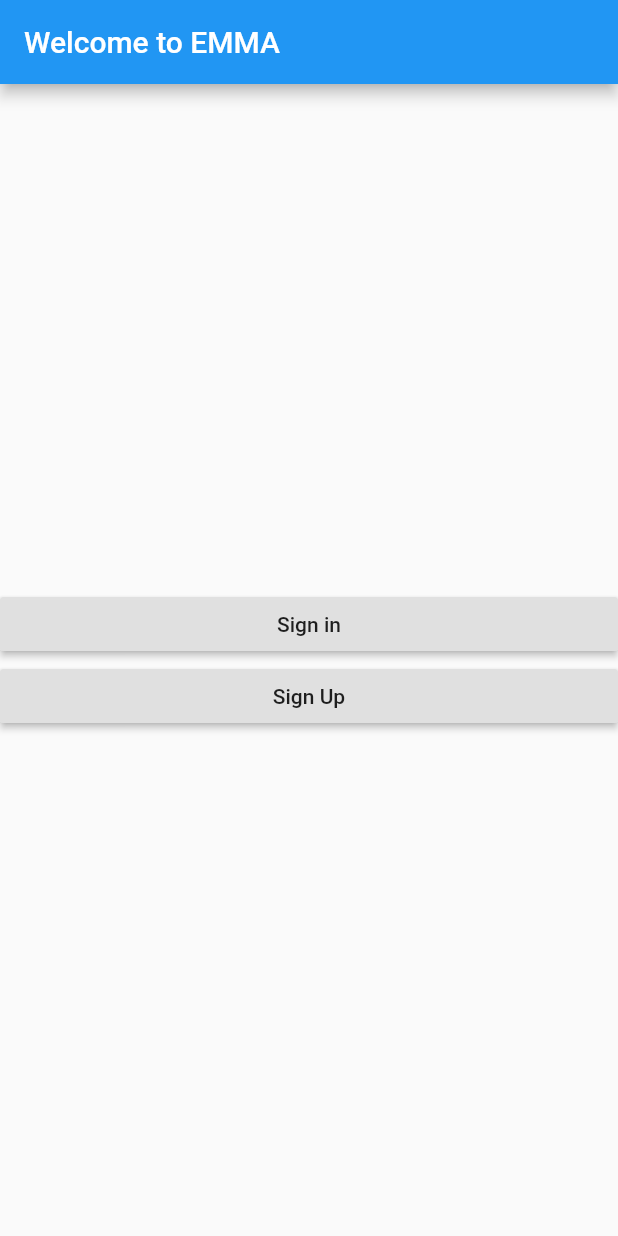
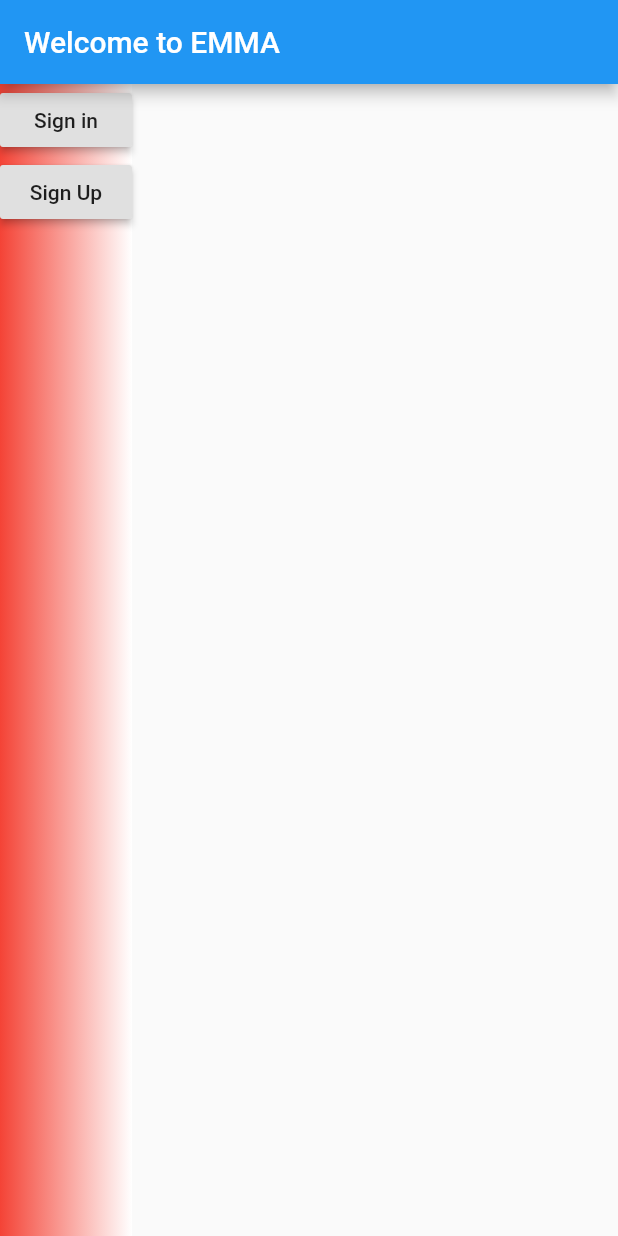
Before and after one commit to nurhafizahshukri/fyp_emma_apps, a Flutter app: the screen it shows after launch, on a phone screen of 412 x 824 dp. Run offline on Flutter 3.47's test engine with Material 2 defaults, Android fonts, the phone set to English and light mode, and no system bars; our stand-ins replace cloud_firestore, firebase_auth, firebase_core; accounts and stored records are empty.

```diff
--- a/lib/pages/sign_in.dart
+++ b/lib/pages/sign_in.dart
@@ -21,6 +21,7 @@ class _LoginPageState extends State<LoginPage> {
         child: Column(
           children: <Widget> [
             TextFormField(
+              // ignore: missing_return
               validator: (input) {
                 if(input.isEmpty){
                   return 'Please type an email';
@@ -32,6 +33,7 @@ class _LoginPageState extends State<LoginPage> {
               )
             ),
             TextFormField(
+              // ignore: missing_return
               validator: (input) {
                 if(input.length < 6){
                   return 'Your password is weak';
--- a/lib/pages/sign_up.dart
+++ b/lib/pages/sign_up.dart
@@ -21,6 +21,7 @@ class _SignUpState extends State<SignUp> {
         child: Column(
           children: <Widget> [
             TextFormField(
+              // ignore: missing_return
               validator: (input) {
                 if(input.isEmpty){
                   return 'Please type an email';
@@ -32,6 +33,7 @@ class _SignUpState extends State<SignUp> {
               )
             ),
             TextFormField(
+              // ignore: missing_return
               validator: (input) {
                 if(input.length < 6){
                   return 'Your password is weak';
--- a/lib/pages/welcome.dart
+++ b/lib/pages/welcome.dart
@@ -14,10 +14,13 @@ class _WelcomePageState extends State<WelcomePage> {
       appBar: AppBar(
         title: Text('Welcome to EMMA')
       ),
-      body: Column(
-        mainAxisAlignment: MainAxisAlignment.center,
-        crossAxisAlignment: CrossAxisAlignment.stretch,
-        children: <Widget> [
+      body: Container(
+        decoration: BoxDecoration(
+          gradient: LinearGradient(colors: [Colors.red, Colors.white])),
+        // mainAxisAlignment: MainAxisAlignment.center,
+        // crossAxisAlignment: CrossAxisAlignment.stretch,
+        child: Column(
+          children: <Widget> [
           RaisedButton(
               onPressed: navigateToSignIn,
               child: Text('Sign in'),
@@ -27,6 +30,8 @@ class _WelcomePageState extends State<WelcomePage> {
               child: Text('Sign Up'),
             ),
         ]
+        )
+
       )
     );
   }
```
Also changed, not shown: lib/pages/home.dart (+40 -9 lines), 1 other file.
